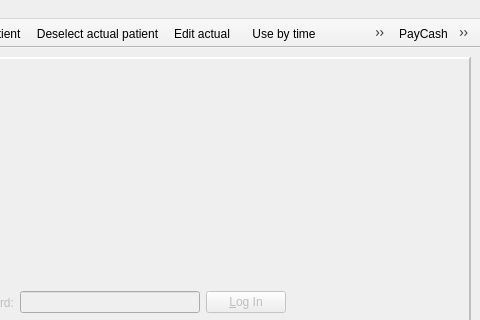
tbikfalvi/Belenus, file client/wndmain.ui: the form before one commit; both pictures show x 318 to 798 and y 0 to 320 of the 798 by 579 pixel window.
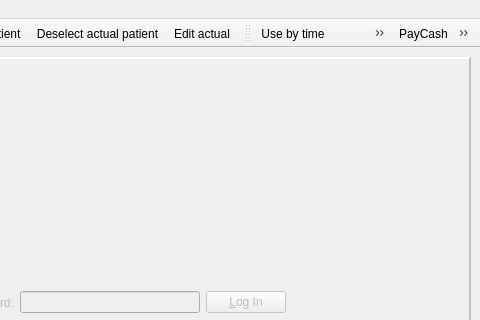
The form after the commit.

Diff of the .ui file:
```diff
--- a/client/wndmain.ui
+++ b/client/wndmain.ui
@@ -300,7 +300,7 @@
     <string>toolBar</string>
    </property>
    <property name="movable">
-    <bool>false</bool>
+    <bool>true</bool>
    </property>
    <property name="iconSize">
     <size>
@@ -317,6 +317,8 @@
    <addaction name="action_UseByTime"/>
    <addaction name="action_UseWithCard"/>
    <addaction name="separator"/>
+   <addaction name="action_DeviceClear"/>
+   <addaction name="separator"/>
    <addaction name="action_DeviceStart"/>
    <addaction name="action_DeviceSkipStatus"/>
    <addaction name="action_DeviceReset"/>
@@ -694,6 +696,14 @@
     <string>Start independent Report Viewer application</string>
    </property>
   </action>
+  <action name="action_DeviceClear">
+   <property name="text">
+    <string>Clear device</string>
+   </property>
+   <property name="toolTip">
+    <string>The device has been cleaned and ready to use</string>
+   </property>
+  </action>
  </widget>
  <tabstops>
   <tabstop>cmbName</tabstop>
```
Left out of the diff: 4 changed lines with no effect on the pictures.
